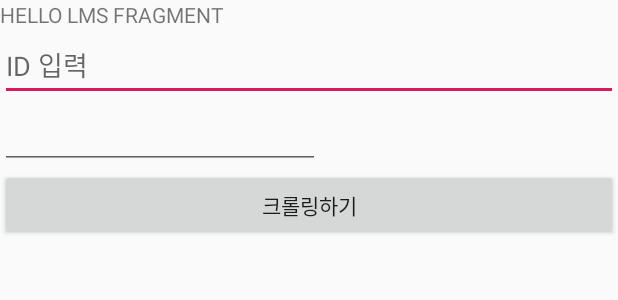
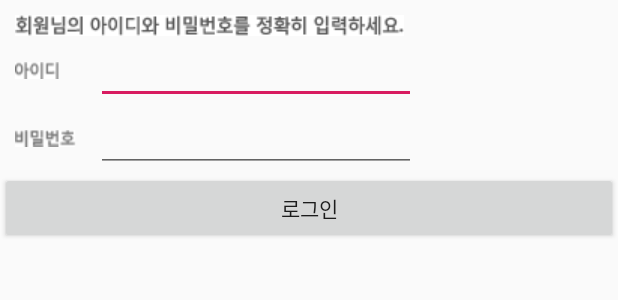
Before and after one commit to Hyesung82/dal-dal, an Android app: the layout fragment_lms.xml on its own in the app's theme, with its tools: preview values and no code run, on a phone screen of 412 x 824 dp. Shown: the top 300 px of the screen. Run offline under Robolectric (Android 15) with nearby library versions, the phone set to English and light mode, and no system bars.

Commit message:
Complete Login function

```diff
--- a/DalyeoDalyeok/app/src/main/AndroidManifest.xml
+++ b/DalyeoDalyeok/app/src/main/AndroidManifest.xml
@@ -14,6 +14,7 @@
         <activity android:name=".ScheduleActivity"></activity>
         <activity android:name=".ui.LMSFragment" />
         <activity android:name=".ui.home.HomeFragment" />
+        <activity android:name=".ui.MyinfoFragment" />
         <activity
             android:name=".MainActivity"
             android:label="@string/app_name"
--- a/DalyeoDalyeok/app/src/main/res/layout/fragment_lms.xml
+++ b/DalyeoDalyeok/app/src/main/res/layout/fragment_lms.xml
@@ -6,31 +6,48 @@
     android:orientation="vertical"
     tools:context=".ui.LMSFragment">
 
-    <!-- TODO: Update blank fragment layout -->
+    <LinearLayout
+        android:id="@+id/sign_in"
+        android:layout_width="match_parent"
+        android:layout_height="wrap_content"
+        android:orientation="vertical"
+        android:paddingTop="10dp">
 
-    <FrameLayout
-        android:layout_width="match_parent"
-        android:layout_height="wrap_content">
+        <ImageView
+            android:layout_width="wrap_content"
+            android:layout_height="wrap_content"
+            android:src="@drawable/summary_login"
+            android:paddingLeft="10dp"/>
 
         <LinearLayout
-            android:id="@+id/sign_in"
-            android:layout_width="match_parent"
+            android:layout_width="wrap_content"
             android:layout_height="wrap_content"
-            android:orientation="vertical"
-            android:visibility="visible">
+            android:orientation="horizontal">
 
-            <TextView
-                android:layout_width="match_parent"
+            <ImageView
+                android:layout_width="wrap_content"
                 android:layout_height="match_parent"
-                android:text="HELLO LMS FRAGMENT" />
+                android:src="@drawable/txt_input_id"
+                android:paddingLeft="10dp"/>
 
             <EditText
                 android:id="@+id/LMS_ID"
                 android:layout_width="match_parent"
                 android:layout_height="wrap_content"
                 android:ems="10"
-                android:inputType="textPersonName"
-                android:hint="ID 입력"/>
+                android:inputType="textPersonName"/>
+        </LinearLayout>
+
+        <LinearLayout
+            android:layout_width="wrap_content"
+            android:layout_height="wrap_content"
+            android:orientation="horizontal">
+
+            <ImageView
+                android:layout_width="wrap_content"
+                android:layout_height="match_parent"
+                android:src="@drawable/txt_input_pw"
+                android:paddingLeft="10dp"/>
 
             <EditText
                 android:id="@+id/LMS_PASSWORD"
@@ -38,34 +55,14 @@
                 android:layout_height="wrap_content"
                 android:ems="10"
                 android:inputType="textPassword" />
-
-            <Button
-                android:id="@+id/btnCrawling"
-                android:layout_width="match_parent"
-                android:layout_height="wrap_content"
-                android:text="크롤링하기" />
         </LinearLayout>
 
-        <LinearLayout
-            android:id="@+id/my_page"
+        <Button
+            android:id="@+id/btnCrawling"
             android:layout_width="match_parent"
             android:layout_height="wrap_content"
-            android:orientation="vertical"
-            android:visibility="invisible">
-
-            <Button
-                android:id="@+id/btnReload"
-                android:layout_width="match_parent"
-                android:layout_height="wrap_content"
-                android:text="크롤링하기" />
-
-            <TextView
-                android:id="@+id/tvMyPage"
-                android:layout_width="wrap_content"
-                android:layout_height="wrap_content"
-                android:text="" />
-        </LinearLayout>
-    </FrameLayout>
+            android:text="로그인" />
+    </LinearLayout>
 
     <TextView
         android:id="@+id/tvCrawling"
--- a/DalyeoDalyeok/app/src/main/res/menu/activity_main_drawer.xml
+++ b/DalyeoDalyeok/app/src/main/res/menu/activity_main_drawer.xml
@@ -9,9 +9,9 @@
             android:icon="@drawable/calendar"
             android:title="@string/menu_home" />
         <item
-            android:id="@+id/nav_myinfo"
+            android:id="@+id/nav_lms"
             android:icon="@drawable/lms_logo"
-            android:title="LMS 계정 정보" />
+            android:title="LMS" />
     </group>
 
     <item android:title="Settings">
```
Also changed, not shown: DalyeoDalyeok/app/src/main/java/com/example/dalyeodalyeok/MainActivity.java (+11 -9 lines), DalyeoDalyeok/app/src/main/java/com/example/dalyeodalyeok/ui/LMSFragment.java (+27 -31 lines), DalyeoDalyeok/app/src/main/java/com/example/dalyeodalyeok/ui/MyinfoFragment.java (+4 -8 lines), DalyeoDalyeok/app/src/main/res/navigation/mobile_navigation.xml (+5 -5 lines), DalyeoDalyeok/app/src/main/res/drawable/summary_login.gif (added), DalyeoDalyeok/app/src/main/res/drawable/txt_input_id.gif (added), DalyeoDalyeok/app/src/main/res/drawable/txt_input_pw.gif (added).
